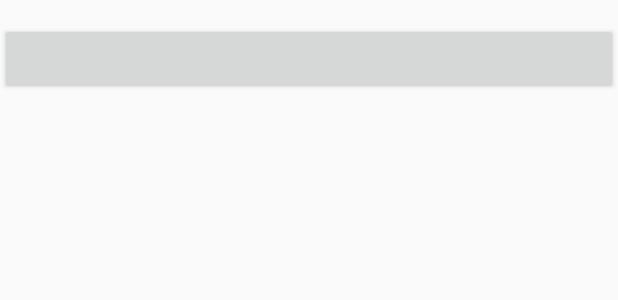
After one commit to ansen360/CodeRepository, an Android app: the layout activity_vibrator.xml on its own in the app's theme, with its tools: preview values and no code run, on a phone screen of 412 x 824 dp. The commit adds this screen. Shown: the top 300 px of the screen. Run offline under Robolectric (Android 15) with nearby library versions, the phone set to English and light mode, and no system bars.

Commit message:
vibrator

```diff
--- a/app/src/main/java/com/tomorrow_p/activity/DateFormatActivity.java
+++ b/app/src/main/java/com/tomorrow_p/activity/DateFormatActivity.java
@@ -33,7 +33,7 @@ public class DateFormatActivity extends Activity {
     @Override
     protected void onCreate(Bundle savedInstanceState) {
         super.onCreate(savedInstanceState);
-        setContentView(R.layout.seelog_activity);
+        setContentView(R.layout.activity_showlog);
         TextView log = (TextView) findViewById(R.id.log);
         mStringBuilder = new StringBuilder();
         init();
--- /dev/null
+++ b/app/src/main/res/layout/activity_vibrator.xml
@@ -0,0 +1,11 @@
+<?xml version="1.0" encoding="utf-8"?>
+<LinearLayout xmlns:android="http://schemas.android.com/apk/res/android"
+    android:layout_width="match_parent"
+    android:layout_height="match_parent"
+    android:layout_marginTop="15dp">
+
+    <Button
+        android:layout_width="match_parent"
+        android:id="@+id/btn"
+        android:layout_height="wrap_content" />
+</LinearLayout>
```
Also changed, not shown: app/src/main/AndroidManifest.xml (+17 -6 lines), app/src/main/java/com/tomorrow_p/MainActivity.java (+8 -1 lines), app/src/main/java/com/tomorrow_p/activity/EncryptTestActivity.java (renamed from app/src/main/java/com/tomorrow_p/common/encrypt/EncryptTestActivity.java, +5 -2 lines), app/src/main/java/com/tomorrow_p/activity/VibratorActivity.java (added, +52 -0 lines), app/src/main/res/layout/activity_showlog.xml (renamed from app/src/main/res/layout/seelog_activity.xml).
